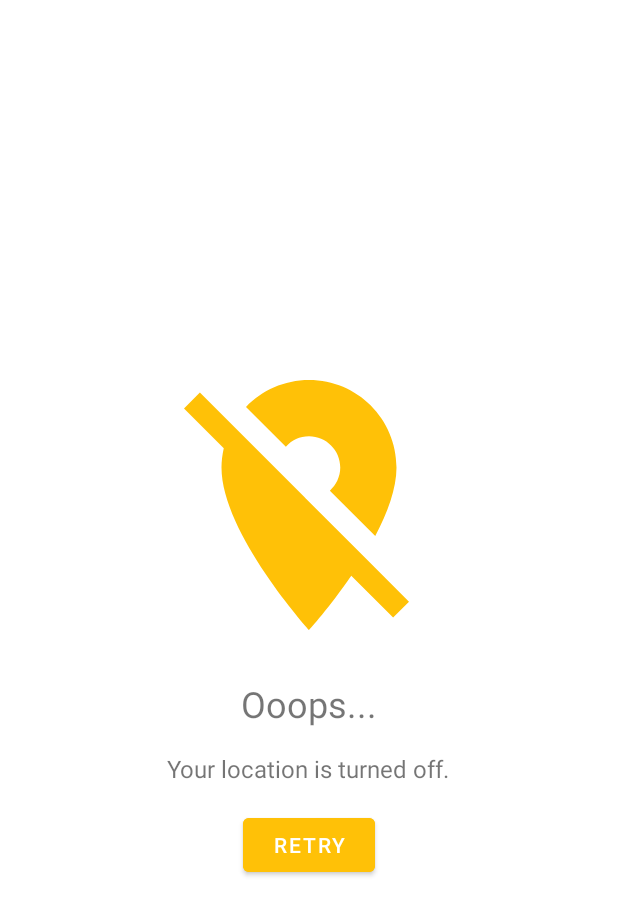
After one commit to thedipsy/WeatherLens, an Android app: the layout content_no_location.xml on its own in the app's theme, with its tools: preview values and no code run, on a phone screen of 412 x 824 dp. The commit adds this screen. Shown: the top 915 px of the screen. Run offline under Robolectric (Android 15) with nearby library versions, the phone set to English and light mode, and no system bars.

Commit message:
check network access, and set up error screens.

```diff
--- a/app/src/main/AndroidManifest.xml
+++ b/app/src/main/AndroidManifest.xml
@@ -3,8 +3,12 @@
   xmlns:tools="http://schemas.android.com/tools">
 
   <uses-permission android:name="android.permission.INTERNET"/>
+
   <uses-permission android:name="android.permission.ACCESS_COARSE_LOCATION" />
   <uses-permission android:name="android.permission.ACCESS_FINE_LOCATION" />
+
+  <uses-permission android:name="android.permission.ACCESS_NETWORK_STATE" />
+  <uses-permission android:name="android.permission.ACCESS_WIFI_STATE" />
 
   <application
     android:allowBackup="true"
--- /dev/null
+++ b/app/src/main/res/drawable/ic_error.xml
@@ -0,0 +1,5 @@
+<vector android:height="24dp" android:tint="@color/orange_light"
+    android:viewportHeight="24" android:viewportWidth="24"
+    android:width="24dp" xmlns:android="http://schemas.android.com/apk/res/android">
+    <path android:fillColor="@android:color/white" android:pathData="M11,15h2v2h-2zM11,7h2v6h-2zM11.99,2C6.47,2 2,6.48 2,12s4.47,10 9.99,10C17.52,22 22,17.52 22,12S17.52,2 11.99,2zM12,20c-4.42,0 -8,-3.58 -8,-8s3.58,-8 8,-8 8,3.58 8,8 -3.58,8 -8,8z"/>
+</vector>
--- /dev/null
+++ b/app/src/main/res/drawable/ic_no_location.xml
@@ -0,0 +1,5 @@
+<vector android:height="24dp" android:tint="@color/orange_light"
+    android:viewportHeight="24" android:viewportWidth="24"
+    android:width="24dp" xmlns:android="http://schemas.android.com/apk/res/android">
+    <path android:fillColor="@android:color/white" android:pathData="M12,6.5c1.38,0 2.5,1.12 2.5,2.5 0,0.74 -0.33,1.39 -0.83,1.85l3.63,3.63c0.98,-1.86 1.7,-3.8 1.7,-5.48 0,-3.87 -3.13,-7 -7,-7 -1.98,0 -3.76,0.83 -5.04,2.15l3.19,3.19c0.46,-0.52 1.11,-0.84 1.85,-0.84zM16.37,16.1l-4.63,-4.63 -0.11,-0.11L3.27,3 2,4.27l3.18,3.18C5.07,7.95 5,8.47 5,9c0,5.25 7,13 7,13s1.67,-1.85 3.38,-4.35L18.73,21 20,19.73l-3.63,-3.63z"/>
+</vector>
--- /dev/null
+++ b/app/src/main/res/drawable/ic_no_network.xml
@@ -0,0 +1,5 @@
+<vector android:height="24dp" android:tint="@color/orange_light"
+    android:viewportHeight="24" android:viewportWidth="24"
+    android:width="24dp" xmlns:android="http://schemas.android.com/apk/res/android">
+    <path android:fillColor="@android:color/white" android:pathData="M22.99,9C19.15,5.16 13.8,3.76 8.84,4.78l2.52,2.52c3.47,-0.17 6.99,1.05 9.63,3.7l2,-2zM18.99,13c-1.29,-1.29 -2.84,-2.13 -4.49,-2.56l3.53,3.53 0.96,-0.97zM2,3.05L5.07,6.1C3.6,6.82 2.22,7.78 1,9l1.99,2c1.24,-1.24 2.67,-2.16 4.2,-2.77l2.24,2.24C7.81,10.89 6.27,11.73 5,13v0.01L6.99,15c1.36,-1.36 3.14,-2.04 4.92,-2.06L18.98,20l1.27,-1.26L3.29,1.79 2,3.05zM9,17l3,3 3,-3c-1.65,-1.66 -4.34,-1.66 -6,0z"/>
+</vector>
--- /dev/null
+++ b/app/src/main/res/layout/content_no_location.xml
@@ -0,0 +1,55 @@
+<?xml version="1.0" encoding="utf-8"?>
+<LinearLayout xmlns:android="http://schemas.android.com/apk/res/android"
+  android:layout_width="match_parent"
+  android:layout_height="match_parent"
+  xmlns:app="http://schemas.android.com/apk/res-auto"
+  android:orientation="vertical"
+  android:gravity="center">
+
+  <ImageView
+    android:id="@+id/iv_no_location"
+    android:layout_width="200dp"
+    android:layout_height="200dp"
+    android:scaleType="centerCrop"
+    android:layout_marginVertical="8dp"
+    android:layout_marginHorizontal="16dp"
+    android:src="@drawable/ic_no_location"
+    app:layout_constraintStart_toStartOf="parent"
+    app:layout_constraintEnd_toEndOf="parent"
+    app:layout_constraintTop_toTopOf="parent" />
+
+  <TextView
+    android:id="@+id/tv_oops"
+    android:layout_width="wrap_content"
+    android:layout_height="wrap_content"
+    android:layout_marginVertical="8dp"
+    android:layout_marginHorizontal="16dp"
+    android:textSize="24sp"
+    android:text="@string/ooops"
+    app:layout_constraintStart_toStartOf="parent"
+    app:layout_constraintEnd_toEndOf="parent"
+    app:layout_constraintTop_toBottomOf="@+id/iv_no_network" />
+
+  <TextView
+    android:id="@+id/error_text"
+    android:layout_width="wrap_content"
+    android:layout_height="wrap_content"
+    android:layout_marginVertical="8dp"
+    android:layout_marginHorizontal="16dp"
+    android:text="@string/your_location_is_turned_off"
+    android:textSize="16sp"
+    android:textAlignment="center"
+    app:layout_constraintStart_toStartOf="parent"
+    app:layout_constraintEnd_toEndOf="parent"
+    app:layout_constraintTop_toBottomOf="@+id/tv_oops" />
+
+  <Button
+    android:id="@+id/btn_retry"
+    android:layout_width="wrap_content"
+    android:layout_height="wrap_content"
+    android:layout_marginVertical="8dp"
+    android:layout_marginHorizontal="16dp"
+    android:backgroundTint="@color/orange_light"
+    android:text="@string/retry" />
+
+</LinearLayout>
--- a/app/src/main/res/values-night/themes.xml
+++ b/app/src/main/res/values-night/themes.xml
@@ -1,8 +1,8 @@
 <resources xmlns:tools="http://schemas.android.com/tools">
   <!-- Base application theme. -->
-  <style name="Theme.WeatherLens" parent="Theme.MaterialComponents.DayNight.DarkActionBar">
+  <style name="Theme.WeatherLens" parent="Theme.MaterialComponents.DayNight.NoActionBar">
     <!-- Primary brand color. -->
-    <item name="colorPrimary">@color/purple_200</item>
+    <item name="colorPrimary">@color/orange</item>
     <item name="colorPrimaryVariant">@color/purple_700</item>
     <item name="colorOnPrimary">@color/black</item>
     <!-- Secondary brand color. -->
--- a/app/src/main/res/values/colors.xml
+++ b/app/src/main/res/values/colors.xml
@@ -1,6 +1,7 @@
 <?xml version="1.0" encoding="utf-8"?>
 <resources>
-  <color name="purple_200">#FFBB86FC</color>
+  <color name="orange_light">#FFC107</color>
+  <color name="orange">#E27743</color>
   <color name="purple_500">#FF6200EE</color>
   <color name="purple_700">#FF3700B3</color>
   <color name="teal_200">#FF03DAC5</color>
--- a/app/src/main/res/values/strings.xml
+++ b/app/src/main/res/values/strings.xml
@@ -13,4 +13,13 @@
   <string name="max">Max</string>
   <string name="min">Min</string>
   <string name="weather">Weather</string>
+  <string name="ooops">Ooops...</string>
+  <string name="you_have_no_internet_connection">You have no internet connection.</string>
+  <string name="retry">Retry</string>
+  <string name="your_location_is_turned_off">Your location is turned off.</string>
+  <string name="denied_location_permission">You have denied the location permission.</string>
+  <string name="location_permission">Location Permission</string>
+  <string name="location_permission_rationale_text">Location is needed to retrieve information about weather forcast.</string>
+  <string name="proceed">Proceed</string>
+  <string name="go_to_settings">Please go to settings to\ngrant the permission.</string>
 </resources>
```
Also changed, not shown: app/src/main/java/mk/finki/mpip/weatherlens/network/NetworkConnectivity.kt (deleted, +0 -53 lines), app/src/main/java/mk/finki/mpip/weatherlens/network/NetworkUtil.kt (added, +58 -0 lines), app/src/main/java/mk/finki/mpip/weatherlens/presentation/HomeFragment.kt (+73 -19 lines), app/src/main/java/mk/finki/mpip/weatherlens/presentation/MainActivity.kt (+81 -15 lines), app/src/main/java/mk/finki/mpip/weatherlens/viewmodels/home/HomeViewModel.kt (+23 -3 lines), app/src/main/res/layout/activity_main.xml (+8 -13 lines), app/src/main/res/layout/content_error.xml (added, +53 -0 lines), app/src/main/res/layout/content_no_location_permission.xml (added, +66 -0 lines), app/src/main/res/layout/content_no_network.xml (added, +53 -0 lines), app/src/main/res/layout/fragment_home.xml (+11 -14 lines).
